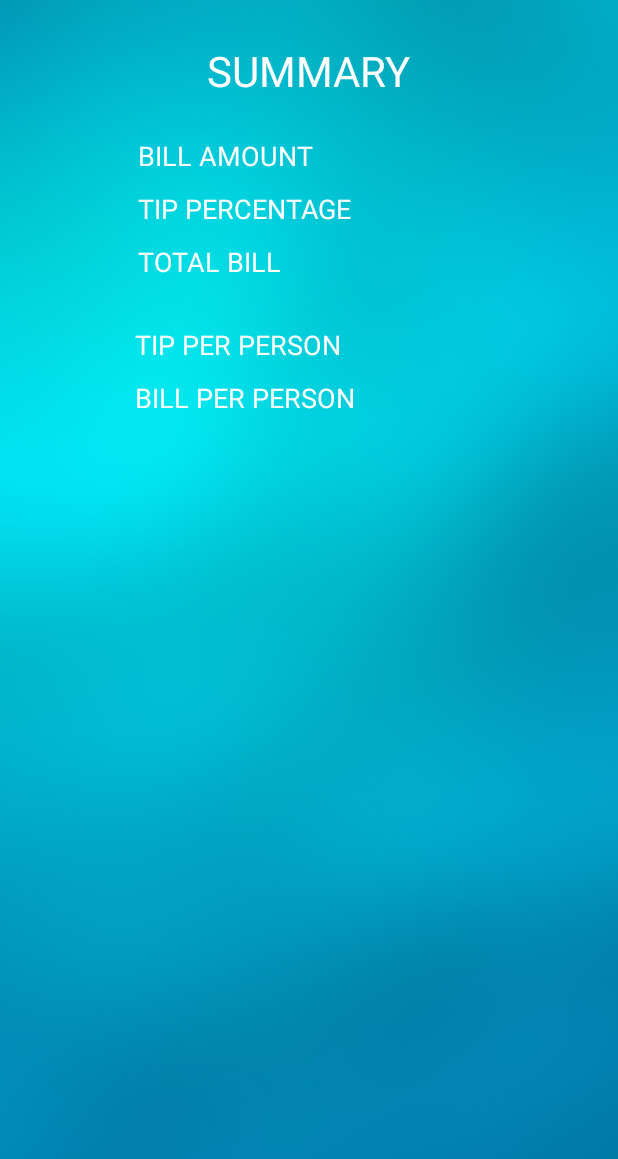
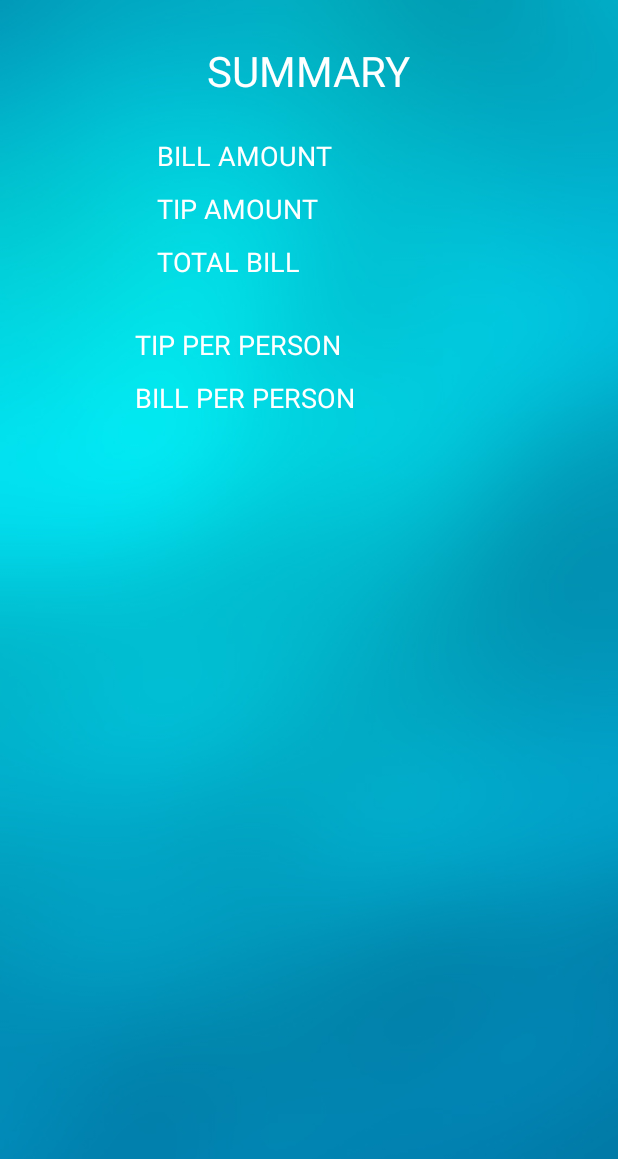
Before and after one commit to ZarifS/tip-calculator, an Android app: the layout summary_frag.xml on its own in the app's theme, with its tools: preview values and no code run, on a phone screen of 412 x 824 dp. Shown: the top 1159 px of the screen. Run offline under Robolectric (Android 15) with nearby library versions, the phone set to English and light mode, and no system bars.

```diff
--- a/app/src/main/res/layout/summary_frag.xml
+++ b/app/src/main/res/layout/summary_frag.xml
@@ -74,7 +74,7 @@
                         android:layout_height="wrap_content"
                         android:layout_weight="60"
                         android:padding="5dp"
-                        android:text="Tip Percentage"
+                        android:text="Tip Amount"
                         android:textAllCaps="true"
                         android:textSize="18sp" />
 
```
